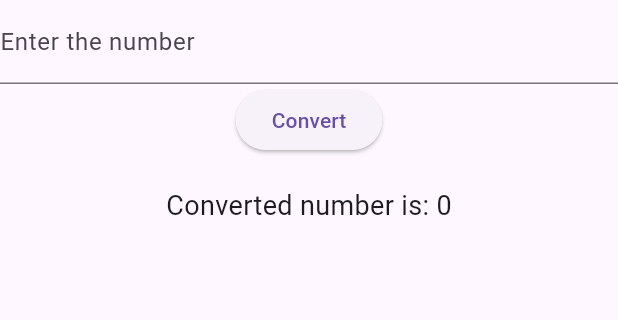
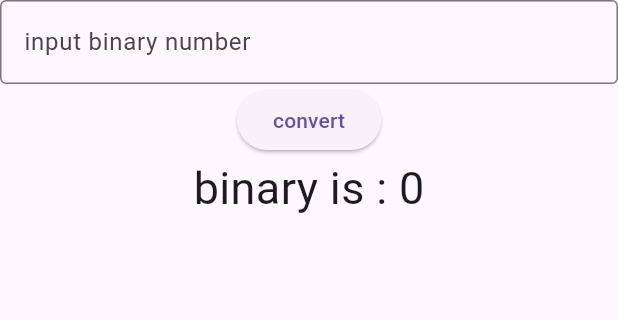
Before and after one commit to raj210809/counterapp, a Flutter app: the MyWidget screen opened directly, on a phone screen of 412 x 824 dp, the part 84-404 px from its top. Run offline on Flutter 3.47's test engine with Material 3 defaults, Android fonts, the phone set to English and light mode, and no system bars; our stand-ins replace bloc, equatable, flutter_bloc.

Commit message:
feat : adds function to change the number in binary and decimal

```diff
--- a/lib/features/binary/binary_sreen.dart
+++ b/lib/features/binary/binary_sreen.dart
@@ -1,51 +1,48 @@
+import 'package:counterapp/features/binary/bloc/binaryevent.dart';
 import 'package:flutter/material.dart';
 import 'package:flutter_bloc/flutter_bloc.dart';
 import 'package:counterapp/features/binary/bloc/binarybloc.dart';
-import 'package:counterapp/features/binary/bloc/binaryevent.dart';
 import 'package:counterapp/features/binary/bloc/binarystate.dart';
 
 class MyWidget extends StatelessWidget {
-  const MyWidget({super.key});
+  const MyWidget({key}) : super(key: key);
 
   @override
   Widget build(BuildContext context) {
-    final TextEditingController binaryController = TextEditingController();
+    TextEditingController convertercontroller = TextEditingController();
 
     return Scaffold(
       appBar: AppBar(
         title: const Text('Binary'),
         backgroundColor: Colors.deepPurple,
       ),
-      body: Center(
-        child: BlocBuilder<IntToBinaryBloc, ConvertedBinary>(
+      body: BlocBuilder<IntToBinaryBloc, ConvertedBinary>(
         builder: (context, state) {
           return Column(
             children: [
               TextField(
-                  controller: binaryController,
+                controller: convertercontroller,
                 decoration: const InputDecoration(
-                    labelText: 'Enter the number',
-                  ),
+                    border: OutlineInputBorder(),
+                    labelText: 'input binary number'),
               ),
               ElevatedButton(
                   onPressed: () {
-                    // Retrieve the instance of IntToBinaryBloc using context
-                    final bloc = BlocProvider.of<IntToBinaryBloc>(context);
-                    // Add event to the bloc
-                    bloc.add(IntToBinary(binaryController.text));
+                    context
+                        .read<IntToBinaryBloc>()
+                        .add(IntToBinary(convertercontroller.text));
                   },
-                  child: const Text('Convert'),
-                ),
-                const SizedBox(height: 20),
-                Text(
-                  'Converted number is: ${state.binary}',
-                  style: const TextStyle(fontSize: 18),
-                ),
+                  child: const Text('convert')),
+              BlocBuilder<IntToBinaryBloc, ConvertedBinary>(builder: (context, state) {
+                return Text(
+                  'binary is : ${state.binary}',
+                  style: const TextStyle(fontSize: 30),
+                );
+              })
             ],
           );
         },
       ),
-      ),
     );
   }
 }
--- a/lib/features/binary/bloc/binarybloc.dart
+++ b/lib/features/binary/bloc/binarybloc.dart
@@ -1,16 +1,15 @@
-
 
 import 'package:counterapp/features/binary/bloc/binaryevent.dart';
 import 'package:counterapp/features/binary/bloc/binarystate.dart';
 import 'package:flutter_bloc/flutter_bloc.dart';
 
 class IntToBinaryBloc extends Bloc<BinaryEvent , ConvertedBinary>{
-  IntToBinaryBloc() : super(ConvertedBinary(0)){
+  IntToBinaryBloc() : super(const ConvertedBinary(0)){
     on<IntToBinary>(_convertbinary);
   }
   void _convertbinary(
     IntToBinary event , Emitter<ConvertedBinary> emit) {
-      int? value = int.tryParse(event.integer , radix:2);
+      int? value = int.tryParse(event.binaryinput , radix:2);
       if (value != null) {
         emit(ConvertedBinary(value));
       }
--- a/lib/features/binary/bloc/binaryevent.dart
+++ b/lib/features/binary/bloc/binaryevent.dart
@@ -3,7 +3,6 @@ abstract class BinaryEvent {
 }
 
 class IntToBinary extends BinaryEvent {
-  final String integer;
-
-  IntToBinary(this.integer);
+  final String binaryinput;
+  IntToBinary(this.binaryinput);
 }
--- a/lib/features/binary/bloc/binarystate.dart
+++ b/lib/features/binary/bloc/binarystate.dart
@@ -2,5 +2,5 @@
 
 class ConvertedBinary {
   final int binary;
-  ConvertedBinary(this.binary);
+  const ConvertedBinary(this.binary);
 }
--- a/lib/features/counter/bloc/counterbloc.dart
+++ b/lib/features/counter/bloc/counterbloc.dart
@@ -3,21 +3,27 @@ import 'package:counterapp/features/counter/bloc/counterevent.dart';
 import 'package:counterapp/features/counter/bloc/counterstate.dart';
 
 class CounterBloc extends Bloc<CounterEvent, CounterState> {
-  CounterBloc() : super(const CounterState(0, false)) {
+  CounterBloc() : super(const CounterState(0, '000')) {
     on<IncrementCounter>(_increment);
     on<DecrementCounter>(_decrement);
-    on<BinaryEvent>(_togglebinary);
+    on<BinaryEvent>(_binaryshow);
   }
 
   void _increment(IncrementCounter event, Emitter<CounterState> emit) {
-    emit(CounterState(state.counter + 1, state.isBinary));
+    var counterstate = state.counter + 1;
+    var binary = int.parse(counterstate.toString()).toRadixString(2);
+    emit(CounterState(counterstate, binary));
   }
 
   void _decrement(DecrementCounter event, Emitter<CounterState> emit) {
-    emit(CounterState(state.counter - 1, state.isBinary));
+    var counterstate = state.counter - 1;
+    var binary = int.parse(counterstate.toString()).toRadixString(2);
+    emit(CounterState(counterstate, binary));
   }
 
-  void _togglebinary(BinaryEvent event, Emitter<CounterState> emit) {
-    emit(CounterState(state.counter, !(state.isBinary)));
+  void _binaryshow(BinaryEvent event, Emitter<CounterState> emit) {
+    var binary = int.parse(state.counter.toString()).toRadixString(2);
+
+    emit(CounterState(state.counter, binary));
   }
 }
--- a/lib/features/counter/bloc/counterstate.dart
+++ b/lib/features/counter/bloc/counterstate.dart
@@ -1,6 +1,6 @@
 class CounterState {
   final int counter;
-  final bool isBinary;
+  final String binary;
 
-  const CounterState(this.counter, this.isBinary);
+  const CounterState(this.counter,this.binary);
 }
--- a/lib/main.dart
+++ b/lib/main.dart
@@ -1,4 +1,6 @@
+
 import 'package:counterapp/features/binary/binary_sreen.dart';
+import 'package:counterapp/features/binary/bloc/binarybloc.dart';
 import 'package:counterapp/features/counter/counter_screen.dart';
 import 'package:flutter/material.dart';
 import 'package:flutter_bloc/flutter_bloc.dart';
@@ -22,7 +24,7 @@ class _AppState extends State<MyApp> {
       create: (context) => CounterBloc(),
       child: const CounterScreen(),
     ),
-    const MyWidget() // BinaryScreen
+    MyWidget(),
   ];
 
   void onClick(int index) {
```
Also changed, not shown: lib/features/counter/counter_screen.dart (+14 -9 lines). Lines whose indentation alone changed are shown as unchanged.
